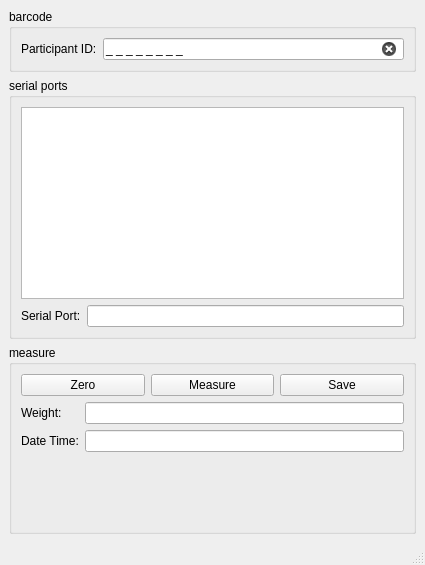
Above: src/prototype/WeighScale/MainWindow.ui from inglis-dl/cypress before the change. Below: the same form after it.
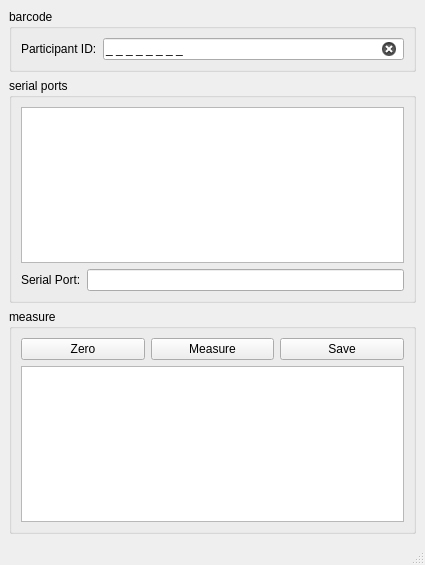
That is the form after the change.

Commit message: WIP: adding measurement class - add measurement class to facilitate atomic measurement records

The edit to the form file:
```diff
--- a/src/prototype/WeighScale/MainWindow.ui
+++ b/src/prototype/WeighScale/MainWindow.ui
@@ -14,7 +14,7 @@
    <string>Weight Measurement</string>
   </property>
   <widget class="QWidget" name="centralwidget">
-   <layout class="QVBoxLayout" name="verticalLayout_2" stretch="0,0,1">
+   <layout class="QVBoxLayout" name="verticalLayout_2">
     <item>
      <widget class="QGroupBox" name="idGroupBox">
       <property name="sizePolicy">
@@ -116,7 +116,7 @@
       <property name="title">
        <string>measure</string>
       </property>
-      <layout class="QVBoxLayout" name="verticalLayout_3" stretch="0,1">
+      <layout class="QVBoxLayout" name="verticalLayout_3" stretch="0,0">
        <item>
         <layout class="QHBoxLayout" name="horizontalLayout_4">
          <item>
@@ -149,51 +149,7 @@
         </layout>
        </item>
        <item>
-        <layout class="QFormLayout" name="formLayout">
-         <property name="sizeConstraint">
-          <enum>QLayout::SetDefaultConstraint</enum>
-         </property>
-         <property name="fieldGrowthPolicy">
-          <enum>QFormLayout::ExpandingFieldsGrow</enum>
-         </property>
-         <property name="verticalSpacing">
-          <number>6</number>
-         </property>
-         <item row="0" column="0">
-          <widget class="QLabel" name="weightLabel">
-           <property name="text">
-            <string>Weight:</string>
-           </property>
-           <property name="buddy">
-            <cstring>weightLineEdit</cstring>
-           </property>
-          </widget>
-         </item>
-         <item row="0" column="1">
-          <widget class="QLineEdit" name="weightLineEdit">
-           <property name="readOnly">
-            <bool>true</bool>
-           </property>
-          </widget>
-         </item>
-         <item row="1" column="0">
-          <widget class="QLabel" name="dateTimeLabel">
-           <property name="text">
-            <string>Date Time:</string>
-           </property>
-           <property name="buddy">
-            <cstring>dateTimeLineEdit</cstring>
-           </property>
-          </widget>
-         </item>
-         <item row="1" column="1">
-          <widget class="QLineEdit" name="dateTimeLineEdit">
-           <property name="readOnly">
-            <bool>true</bool>
-           </property>
-          </widget>
-         </item>
-        </layout>
+        <widget class="QListWidget" name="measurementListWidget"/>
        </item>
       </layout>
      </widget>
```
The commit also changes 7 other files.
